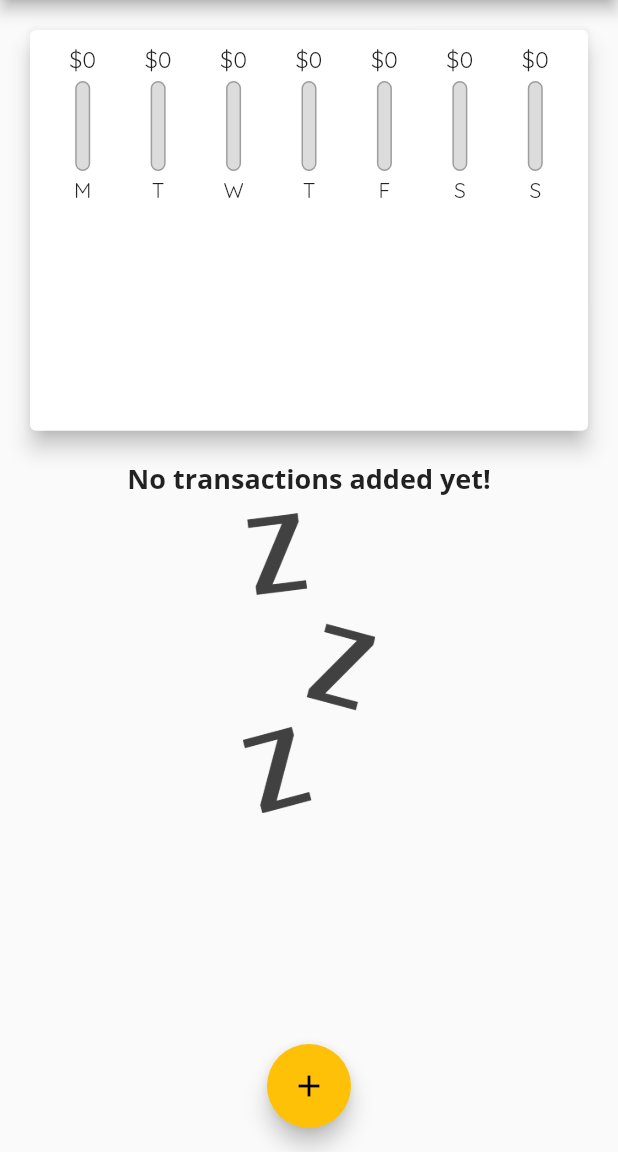
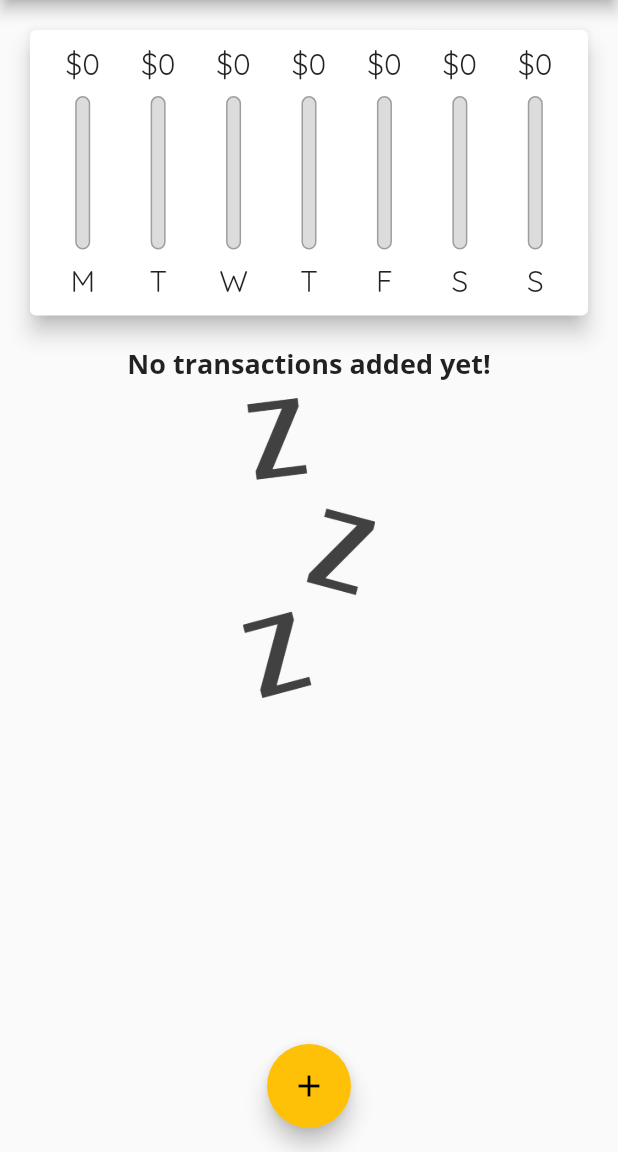
Before and after one commit to haohmaru3000/personal_expense, a Flutter app: the screen it shows after launch, on a phone screen of 412 x 824 dp, the part 84-1236 px from its top. Run offline on Flutter 3.47's test engine with Material 2 defaults, Android fonts, the phone set to English and light mode, and no system bars.

Commit message:
Sizing chart bars automatically

```diff
--- a/lib/main.dart
+++ b/lib/main.dart
@@ -111,14 +111,14 @@ class _MyHomePageState extends State<MyHomePage> {
               height: (MediaQuery.of(context).size.height -
                       appBar.preferredSize.height -
                       MediaQuery.of(context).padding.top) *
-                  0.4,
+                  0.3,
               child: Chart(_recentTransactions),
             ),
             Container(
               height: (MediaQuery.of(context).size.height -
                       appBar.preferredSize.height -
                       MediaQuery.of(context).padding.top) *
-                  0.6,
+                  0.7,
               child: TransactionList(_userTransactions, _deleteTransaction),
             ),
           ],
--- a/lib/widgets/chart_bar.dart
+++ b/lib/widgets/chart_bar.dart
@@ -1,5 +1,3 @@
-import 'dart:ffi';
-
 import 'package:flutter/material.dart';
 
 class ChartBar extends StatelessWidget {
@@ -11,17 +9,22 @@ class ChartBar extends StatelessWidget {
 
   @override
   Widget build(BuildContext context) {
+    return LayoutBuilder(
+      // constraint: define how much space a certain widget may take
+      builder: (ctx, constraints) {
         return Column(
           children: <Widget>[
             Container(
-          height: 20,
+              height: constraints.maxHeight * 0.15,
               child: FittedBox(
                 child: Text('\$${spendingAmount.toStringAsFixed(0)}'),
               ),
             ),
-        SizedBox(height: 4,),
+            SizedBox(
+              height: constraints.maxHeight * 0.05,
+            ),
             Container(
-          height: 60,
+              height: constraints.maxHeight * 0.6,
               width: 10,
               child: Stack(
                 children: <Widget>[
@@ -34,19 +37,28 @@ class ChartBar extends StatelessWidget {
                   ),
                   FractionallySizedBox(
                     heightFactor: spendingPctOfTotal,
-                child: Container(decoration: BoxDecoration(
+                    child: Container(
+                      decoration: BoxDecoration(
                         color: Theme.of(context).colorScheme.primary,
                         borderRadius: BorderRadius.circular(10),
-                ),),
+                      ),
+                    ),
                   ),
                 ],
               ),
             ),
             SizedBox(
-          height: 4,
+              height: constraints.maxHeight * 0.05,
             ),
-        Text(label),
+            Container(
+              height: constraints.maxHeight * 0.15,
+              child: FittedBox(
+                child: Text(label),
+              ),
+            ),
           ],
+        );
+      },
     );
   }
 }
```
Also changed, not shown: lib/widgets/transaction_list.dart (+2 -5 lines). Lines whose indentation alone changed are shown as unchanged.
